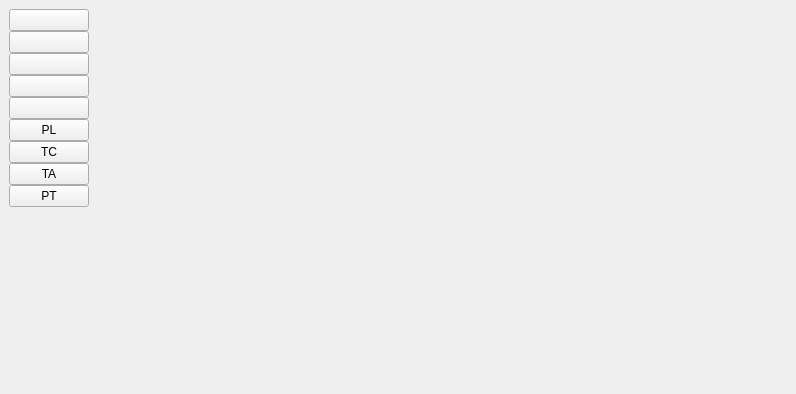
This is src/view/ui/main/main.ui in fersilentt/ProgrammingDirectories as Qt 5 draws it before an edit. The edited form follows.
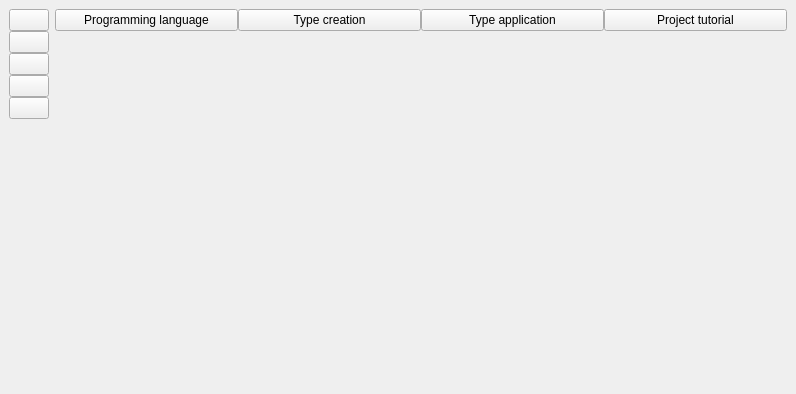
This is the edited form.

```diff
--- a/src/view/ui/main/main.ui
+++ b/src/view/ui/main/main.ui
@@ -55,34 +55,6 @@
         </property>
        </widget>
       </item>
-      <item>
-       <widget class="QPushButton" name="pbFrameProgrammingLanguage">
-        <property name="text">
-         <string>PL</string>
-        </property>
-       </widget>
-      </item>
-      <item>
-       <widget class="QPushButton" name="pbFrameTypeCreation">
-        <property name="text">
-         <string>TC</string>
-        </property>
-       </widget>
-      </item>
-      <item>
-       <widget class="QPushButton" name="pbFrameTypeApplication">
-        <property name="text">
-         <string>TA</string>
-        </property>
-       </widget>
-      </item>
-      <item>
-       <widget class="QPushButton" name="pbFrameProjectTutorial">
-        <property name="text">
-         <string>PT</string>
-        </property>
-       </widget>
-      </item>
       <item>
        <spacer name="verticalSpacer">
         <property name="orientation">
@@ -103,6 +75,38 @@
       <property name="spacing">
        <number>0</number>
       </property>
+      <item>
+       <layout class="QHBoxLayout" name="horizontalLayout_2">
+        <item>
+         <widget class="QPushButton" name="pbFrameProgrammingLanguage">
+          <property name="text">
+           <string>Programming language</string>
+          </property>
+         </widget>
+        </item>
+        <item>
+         <widget class="QPushButton" name="pbFrameTypeCreation">
+          <property name="text">
+           <string>Type creation</string>
+          </property>
+         </widget>
+        </item>
+        <item>
+         <widget class="QPushButton" name="pbFrameTypeApplication">
+          <property name="text">
+           <string>Type application</string>
+          </property>
+         </widget>
+        </item>
+        <item>
+         <widget class="QPushButton" name="pbFrameProjectTutorial">
+          <property name="text">
+           <string>Project tutorial</string>
+          </property>
+         </widget>
+        </item>
+       </layout>
+      </item>
       <item>
        <widget class="QLabel" name="lTitleMain">
         <property name="text">
```
